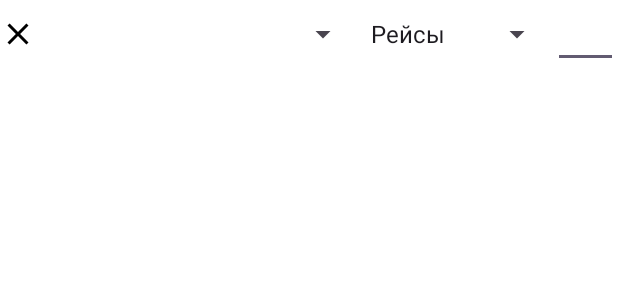
After one commit to S0s0Combain/IvLineReporting, an Android app: the layout technique_layout.xml on its own in the app's theme, with its tools: preview values and no code run, on a phone screen of 412 x 824 dp. The commit adds this screen. Shown: the top 300 px of the screen. Run offline under Robolectric (Android 15) with nearby library versions, the phone set to English and light mode, and no system bars.

Commit message:
Добавлена верстка для фрагмента с вводом техники

```diff
--- a/app/src/main/res/layout/activity_input_data.xml
+++ b/app/src/main/res/layout/activity_input_data.xml
@@ -64,7 +64,7 @@
             app:layout_constraintTop_toBottomOf="@+id/materialCardView" />
 
         <com.google.android.material.floatingactionbutton.FloatingActionButton
-            android:id="@+id/addWorkerButton"
+            android:id="@+id/addItemsButton"
             android:layout_width="wrap_content"
             android:layout_height="wrap_content"
             android:layout_margin="16dp"
--- /dev/null
+++ b/app/src/main/res/layout/technique_layout.xml
@@ -0,0 +1,38 @@
+<?xml version="1.0" encoding="utf-8"?>
+<LinearLayout xmlns:android="http://schemas.android.com/apk/res/android"
+    xmlns:tools="http://schemas.android.com/tools"
+    android:layout_width="match_parent"
+    android:layout_height="wrap_content"
+    android:id="@+id/techniqueInputContainer">
+    <ImageView
+        android:id="@+id/deleteTechniqueButton"
+        android:layout_width="wrap_content"
+        android:layout_height="wrap_content"
+        android:layout_gravity="center_vertical"
+        android:focusable="true"
+        android:src="@drawable/baseline_close_24"
+        android:clickable="true"/>
+    <Spinner
+        android:id="@+id/techniqueSpinner"
+        android:layout_width="0dp"
+        android:layout_height="wrap_content"
+        android:layout_gravity="center_vertical"
+        android:layout_weight="5" />
+    <Spinner
+        android:id="@+id/timeType"
+        android:layout_width="0dp"
+        android:layout_weight="3"
+        android:layout_height="wrap_content"
+        android:entries="@array/time_types"
+        android:layout_gravity="center_vertical"/>
+    <EditText
+        android:id="@+id/hoursEditText"
+        android:layout_width="0dp"
+        android:layout_height="wrap_content"
+        android:layout_gravity="center_vertical"
+        android:layout_weight="1"
+        android:inputType="number"
+        android:maxLength="2"
+        android:textAlignment="center"
+        tools:ignore="RtlCompat" />
+</LinearLayout>
--- a/app/src/main/res/values/strings.xml
+++ b/app/src/main/res/values/strings.xml
@@ -7,4 +7,8 @@
     <string name="date">Дата</string>
     <string name="Object">Объект</string>
     <string name="send">Отправить</string>
+    <string-array name="time_types">
+        <item>Рейсы</item>
+        <item>Часы</item>
+    </string-array>
 </resources>
```
Also changed, not shown: app/src/main/java/com/example/ivlinereporting/TechniqueReportFragment.kt (+63 -1 lines), app/src/main/java/com/example/ivlinereporting/WorkingHoursReportFragment.kt (+12 -9 lines), app/src/main/res/layout/fragment_technique_report.xml (+36 -8 lines).
